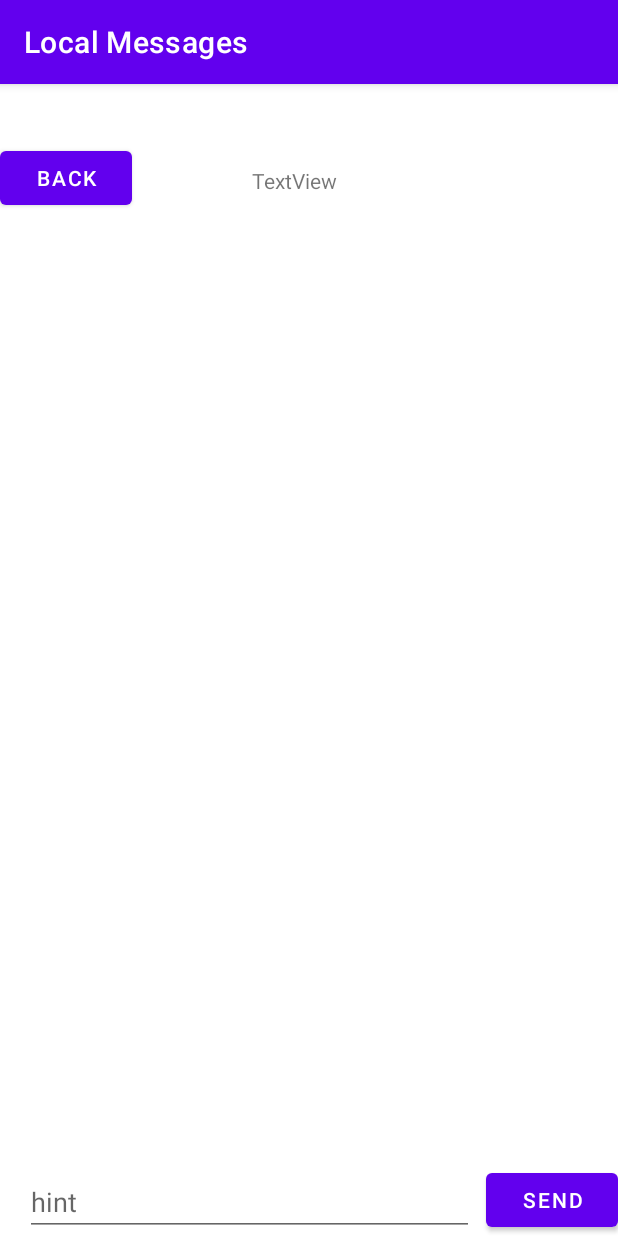
After one commit to Luk33374/LocalMessageAndroidApp, an Android app: the ConversationView screen opened directly, with no data from a screen before it, on a phone screen of 412 x 824 dp. The commit adds this screen. Run offline under Robolectric (Android 15) with nearby library versions, the phone set to English and light mode, and no system bars; 2 statements that could not run were skipped.

Commit message:
Create conversatio view

```diff
--- a/app/src/main/AndroidManifest.xml
+++ b/app/src/main/AndroidManifest.xml
@@ -17,6 +17,9 @@
             android:name=".ui.main.MainActivity"
             android:exported="false" />
         <activity
+            android:name=".ui.main.ConversationView"
+            android:exported="false" />
+        <activity
             android:name=".ui.login.LoginActivity"
             android:exported="true"
             android:label="@string/app_name">
--- a/app/src/main/java/com/local/localmessages/data/model/Message.java
+++ b/app/src/main/java/com/local/localmessages/data/model/Message.java
@@ -4,10 +4,11 @@ import com.fasterxml.jackson.databind.annotation.JsonDeserialize;
 import com.fasterxml.jackson.datatype.jsr310.deser.LocalDateDeserializer;
 import com.fasterxml.jackson.datatype.jsr310.deser.LocalTimeDeserializer;
 
+import java.io.Serializable;
 import java.time.LocalDate;
 import java.time.LocalTime;
 
-public class Message {
+public class Message implements Serializable {
     private Long id;
     private String messageContent;
     private Long userId;
--- /dev/null
+++ b/app/src/main/java/com/local/localmessages/ui/main/ConversationView.java
@@ -0,0 +1,41 @@
+package com.local.localmessages.ui.main;
+
+import android.content.Intent;
+import android.os.Bundle;
+import android.widget.TextView;
+
+import androidx.appcompat.app.AppCompatActivity;
+import androidx.recyclerview.widget.LinearLayoutManager;
+import androidx.recyclerview.widget.RecyclerView;
+
+import com.local.localmessages.R;
+import com.local.localmessages.data.model.Conversation;
+import com.local.localmessages.services.MessageService;
+
+
+
+public class ConversationView extends AppCompatActivity {
+    private Conversation currentConversation;
+    private RecyclerView messagesContainer;
+    private TextView conversationWithUser;
+    private MessageService messageService=new MessageService();
+    @Override
+    public void onCreate(Bundle savedInstanceState) {
+        super.onCreate(savedInstanceState);
+        setContentView(R.layout.conversation_view);
+
+
+        Intent intent=getIntent();
+        currentConversation=(Conversation) intent.getSerializableExtra("Conversation");
+        RecyclerViewAdapterForConversation adapter=new RecyclerViewAdapterForConversation(this,
+                currentConversation);
+
+        conversationWithUser= findViewById(R.id.userName);
+        conversationWithUser.setText(messageService.getUserFromId(currentConversation
+                .getMessagesInConversation().stream().findFirst().get().getFromUser()));
+        messagesContainer= findViewById(R.id.conversation);
+        messagesContainer.setAdapter(adapter);
+        messagesContainer.setLayoutManager(new LinearLayoutManager(this));
+    }
+
+}
--- /dev/null
+++ b/app/src/main/java/com/local/localmessages/ui/main/RecyclerViewAdapterForConversation.java
@@ -0,0 +1,53 @@
+package com.local.localmessages.ui.main;
+
+import android.content.Context;
+import android.view.LayoutInflater;
+import android.view.View;
+import android.view.ViewGroup;
+import android.widget.RelativeLayout;
+import android.widget.TextView;
+
+import androidx.annotation.NonNull;
+import androidx.recyclerview.widget.RecyclerView;
+
+import com.local.localmessages.R;
+import com.local.localmessages.data.model.Conversation;
+
+public class RecyclerViewAdapterForConversation extends RecyclerView.Adapter<RecyclerViewAdapterForConversation.ViewHolder> {
+    private Context mContext;
+    private Conversation conversation;
+
+    public RecyclerViewAdapterForConversation(Context mContext, Conversation conversation) {
+        this.mContext = mContext;
+        this.conversation = conversation;
+    }
+
+    @NonNull
+    @Override
+    public ViewHolder onCreateViewHolder(@NonNull ViewGroup parent, int viewType) {
+        View view= LayoutInflater.from(parent.getContext()).inflate(R.layout.layout_list_item,parent,false);
+        ViewHolder holder= new ViewHolder(view);
+        return holder;
+    }
+
+    @Override
+    public void onBindViewHolder(@NonNull ViewHolder holder, int position) {
+        final String lastMessageOfConversation=conversation.getMessagesInConversation().get(position).getMessageContent();
+        holder.userName.setText(lastMessageOfConversation);
+    }
+
+    @Override
+    public int getItemCount() {
+        return conversation.getMessagesInConversation().size();
+    }
+    class ViewHolder extends RecyclerView.ViewHolder{
+        TextView userName;
+        RelativeLayout relativeLayout;
+
+        public ViewHolder(@NonNull View itemView) {
+            super(itemView);
+            userName= itemView.findViewById(R.id.messageFromUser);
+            relativeLayout= itemView.findViewById(R.id.conversation);
+        }
+    }
+}
--- /dev/null
+++ b/app/src/main/res/layout/conversation_view.xml
@@ -0,0 +1,70 @@
+<?xml version="1.0" encoding="utf-8"?>
+<androidx.constraintlayout.widget.ConstraintLayout xmlns:android="http://schemas.android.com/apk/res/android"
+    xmlns:app="http://schemas.android.com/apk/res-auto"
+    xmlns:tools="http://schemas.android.com/tools"
+    android:id="@+id/conversationWithUser"
+    android:layout_width="match_parent"
+    android:layout_height="match_parent">
+
+    <Button
+        android:id="@+id/button"
+        android:layout_width="wrap_content"
+        android:layout_height="wrap_content"
+        android:layout_marginBottom="4dp"
+        android:text="Back"
+        app:layout_constraintBottom_toTopOf="@+id/conversation"
+        app:layout_constraintEnd_toStartOf="@+id/textView"
+        app:layout_constraintHorizontal_bias="0.405"
+        app:layout_constraintStart_toStartOf="parent"
+        app:layout_constraintTop_toTopOf="parent" />
+
+    <TextView
+        android:id="@+id/userName"
+        android:layout_width="wrap_content"
+        android:layout_height="wrap_content"
+        android:text="TextView"
+        app:layout_constraintBottom_toTopOf="@+id/conversation"
+        app:layout_constraintEnd_toEndOf="parent"
+        app:layout_constraintHorizontal_bias="0.473"
+        app:layout_constraintStart_toStartOf="parent"
+        app:layout_constraintTop_toTopOf="parent" />
+
+    <androidx.recyclerview.widget.RecyclerView
+        android:id="@+id/conversation"
+        android:layout_width="389dp"
+        android:layout_height="591dp"
+        android:layout_marginBottom="4dp"
+        android:scrollbars="vertical"
+        app:layout_constraintBottom_toTopOf="@+id/textInputEditText"
+        app:layout_constraintEnd_toEndOf="parent"
+        app:layout_constraintHorizontal_bias="0.0"
+        app:layout_constraintStart_toStartOf="parent" />
+
+    <com.google.android.material.textfield.TextInputLayout
+        android:id="@+id/textInputLayout"
+        android:layout_width="409dp"
+        android:layout_height="wrap_content"
+        tools:layout_editor_absoluteX="1dp"
+        tools:layout_editor_absoluteY="693dp">
+
+    </com.google.android.material.textfield.TextInputLayout>
+
+    <com.google.android.material.textfield.TextInputEditText
+        android:id="@+id/textInputEditText"
+        android:layout_width="299dp"
+        android:layout_height="44dp"
+        android:hint="hint"
+        app:layout_constraintBottom_toBottomOf="parent"
+        app:layout_constraintEnd_toStartOf="@+id/button2"
+        app:layout_constraintHorizontal_bias="0.666"
+        app:layout_constraintStart_toStartOf="parent" />
+
+    <Button
+        android:id="@+id/button2"
+        android:layout_width="wrap_content"
+        android:layout_height="wrap_content"
+        android:layout_weight="1"
+        android:text="Send"
+        app:layout_constraintBottom_toBottomOf="parent"
+        app:layout_constraintEnd_toEndOf="parent" />
+</androidx.constraintlayout.widget.ConstraintLayout>
```
Also changed, not shown: app/src/main/java/com/local/localmessages/data/MessageRepository.java (+46 -3 lines), app/src/main/java/com/local/localmessages/data/model/Conversation.java (+7 -4 lines), app/src/main/java/com/local/localmessages/services/MessageService.java (+21 -2 lines), app/src/main/java/com/local/localmessages/ui/main/RecyclerViewAdapter.java (+13 -5 lines).
